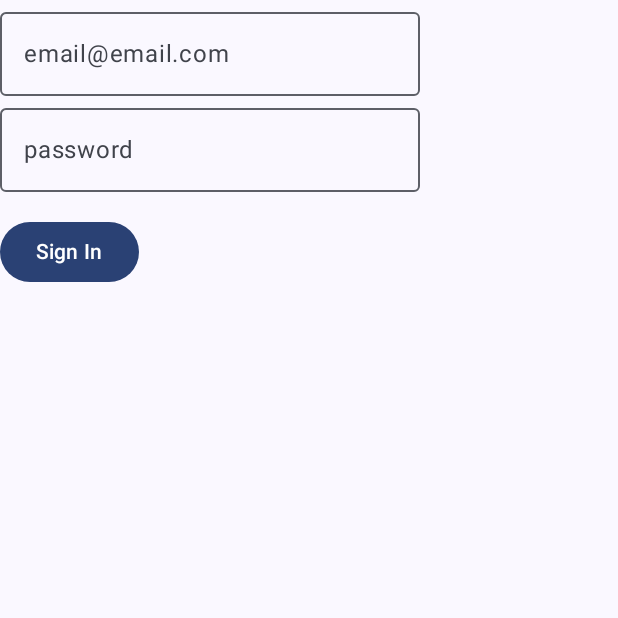
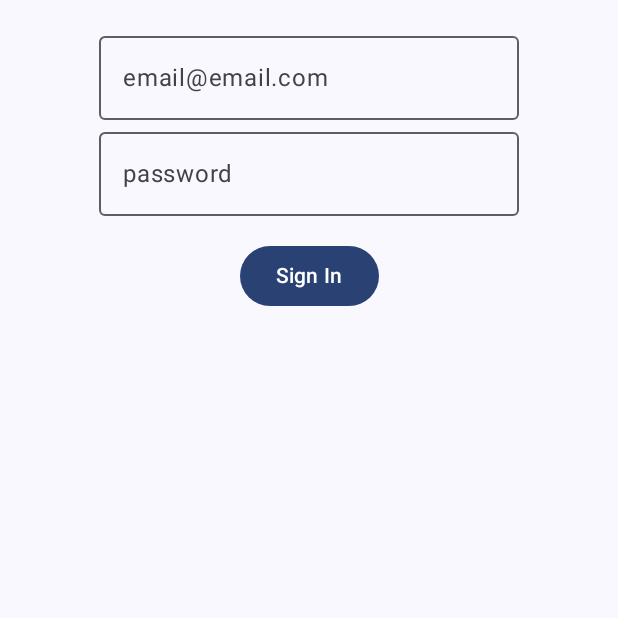
Before and after one commit to Vitalik4280/IPZ_CW_2_Hasyuk_Vitaly, an Android app built with Jetpack Compose: the composable SignInPage shown on its own in the app's theme, on a phone screen of 412 x 824 dp, the top half of it. Run offline under Robolectric (Android 15) with nearby library versions, the phone set to English and light mode, and no system bars.

Commit message:
Stylize unsigned in page

```diff
--- a/app/src/main/java/ua/edu/lntu/cw_2/MainActivity.kt
+++ b/app/src/main/java/ua/edu/lntu/cw_2/MainActivity.kt
@@ -53,7 +53,13 @@ fun SignInPage(
     var signInSuccess by remember { mutableStateOf(false) }
 
     if(!signInSuccess) {
-        Column() {
+        Column(
+            modifier = Modifier
+                .padding(16.dp)
+                .fillMaxWidth(),
+            horizontalAlignment = Alignment.CenterHorizontally,
+            verticalArrangement = Arrangement.Center
+        ) {
             OutlinedTextField(
                 value = email,
                 onValueChange = { email = it },
```
